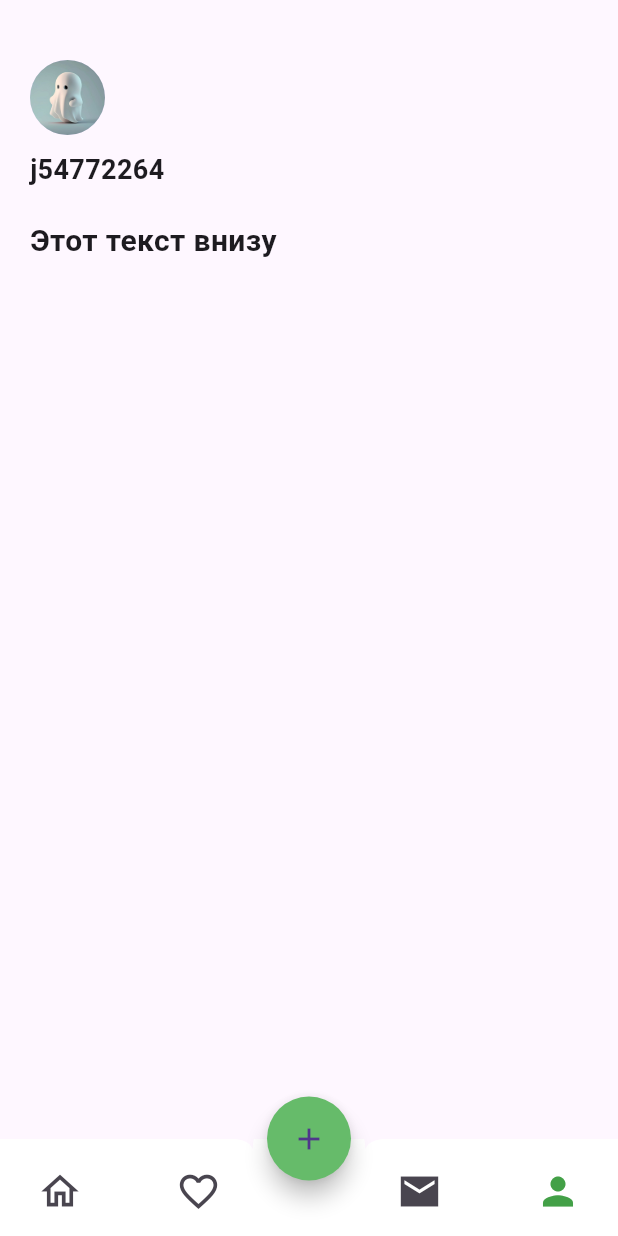
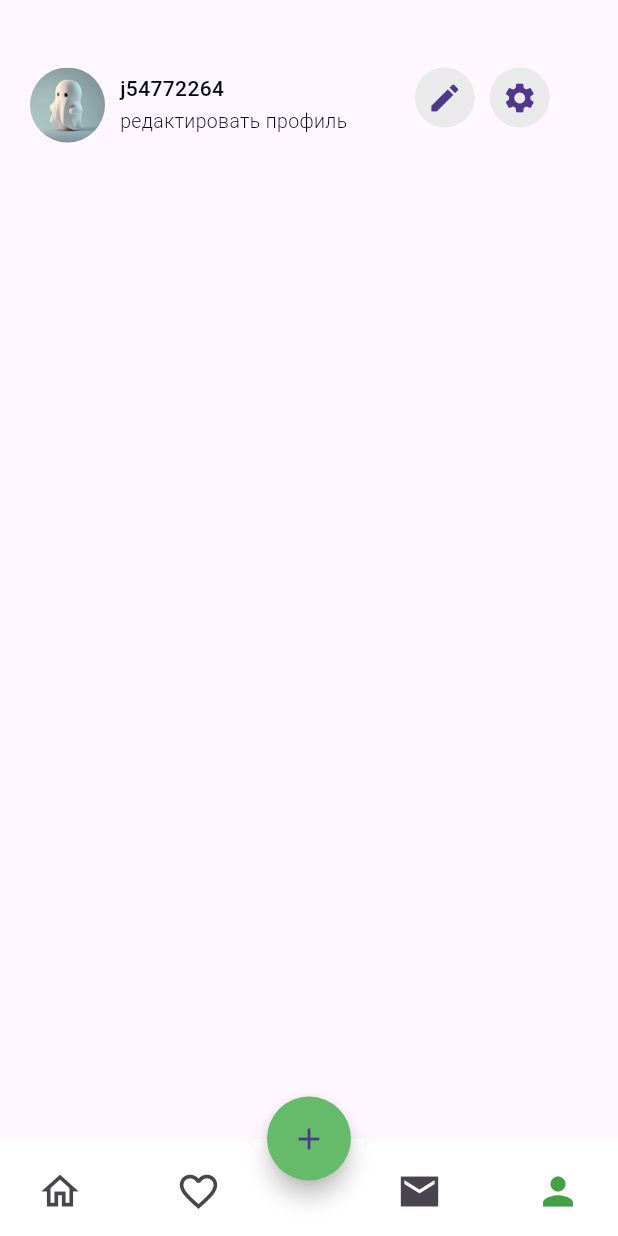
Before and after one commit to javlonjamaldinov/lalafo_flutter, a Flutter app: the screen it shows after launch, item 5 of the bottom bar chosen, on a phone screen of 412 x 824 dp. Run offline on Flutter 3.47's test engine with Material 3 defaults, Android fonts, the phone set to English and light mode, and no system bars.

Commit message:
added settings

```diff
--- a/lib/src/components/my_back_buttom.dart
+++ b/lib/src/components/my_back_buttom.dart
@@ -14,14 +14,14 @@ class MyBackButton extends StatelessWidget {
           height: 45,
           width: 50,
           decoration: BoxDecoration(
-            color: AppColors.lolgreyColor,
+            color: AppColors.whiteColor,
             borderRadius: BorderRadius.circular(12),
           ),
           padding: const EdgeInsets.all(10),
           child: const Center(
             child: Icon(
               Icons.arrow_back_ios,
-              color: AppColors.whiteColor,
+              color: AppColors.white,
             ),
           ),
         ),
--- a/lib/src/ui/page/profile_page.dart
+++ b/lib/src/ui/page/profile_page.dart
@@ -1,44 +1,85 @@
 import 'package:flutter/material.dart';
+import 'package:lalafo_flutter/src/data/local/settings_local.dart';
+import 'package:lalafo_flutter/src/ui/theme/my_color.dart';
 
 class ProfilePage extends StatelessWidget {
   const ProfilePage({
-    super.key,
-  });
+    Key? key,
+  }) : super(key: key);
 
   @override
   Widget build(BuildContext context) {
-    return const Scaffold(
+    return Scaffold(
       body: SingleChildScrollView(
         child: Column(
           crossAxisAlignment: CrossAxisAlignment.start,
           children: [
             Padding(
-              padding: EdgeInsets.only(top: 40, left: 20),
-              child: CircleAvatar(
+              padding: const EdgeInsets.only(top: 45, left: 20),
+              child: Row(
+                crossAxisAlignment: CrossAxisAlignment.start,
+                children: [
+                  CircleAvatar(
                     radius: 25,
                     backgroundImage: AssetImage('assets/images/Boo.jpg'),
                   ),
-            ),
-            SizedBox(height: 10),
+                  SizedBox(width: 10),
                   Padding(
-              padding: EdgeInsets.only(left: 20),
-              child: Text(
+                    padding: const EdgeInsets.only(top: 4),
+                    child: Column(
+                      crossAxisAlignment: CrossAxisAlignment.start,
+                      children: [
+                        Text(
                           "j54772264",
                           style: TextStyle(
-                  fontSize: 18,
-                  fontWeight: FontWeight.bold,
+                            fontSize: 14,
+                            color: AppColors.blakColor,
+                            fontWeight: FontWeight.w500,
                           ),
                         ),
+                        SizedBox(height: 2),
+                        Text(
+                          "редактировать профиль",
+                          style: TextStyle(
+                            fontSize: 13,
+                            color: AppColors.blakColor,
+                            fontWeight: FontWeight.w300,
                           ),
-            SizedBox(height: 20),
-            Padding(
-              padding: EdgeInsets.only(left: 20),
-              child: Text(
-                "Этот текст внизу",
-                style: TextStyle(
-                  fontSize: 20,
-                  fontWeight: FontWeight.bold,
                         ),
+                      ],
+                    ),
+                  ),
+                  SizedBox(width: 45),
+                  CircleAvatar(
+                    radius: 20,
+                    backgroundColor: AppColors.whiteColor,
+                    child: Icon(Icons.edit),
+                    // onTap: () {
+                    //   // Navigation logic for edit profile
+                    //   Navigator.of(context).push(
+                    //     MaterialPageRoute(
+                    //       builder: (context) => EditProfilePage(),
+                    //     ),
+                    //   );
+                    // },
+                  ),
+                  SizedBox(width: 10),
+                  GestureDetector(
+                    onTap: () {
+                      // Navigation logic for settings
+                      Navigator.of(context).push(
+                        MaterialPageRoute(
+                          builder: (context) => SettingsLocal(),
+                        ),
+                      );
+                    },
+                    child: CircleAvatar(
+                      radius: 20,
+                      backgroundColor: AppColors.whiteColor,
+                      child: Icon(Icons.settings),
+                    ),
+                  ),
+                ],
               ),
             ),
           ],
--- a/lib/src/ui/theme/my_color.dart
+++ b/lib/src/ui/theme/my_color.dart
@@ -10,4 +10,6 @@ class AppColors {
   static const Color blgreyColor = Color.fromARGB(255, 122, 122, 125);
   static const Color lolgreyColor = Color.fromARGB(255, 174, 175, 174);
   static const Color greenColor = Color.fromARGB(255, 158, 246, 95);
+  static const Color whiteaccentColor = Color.fromARGB(255, 250, 248, 248);
+  static const Color bgwhiteColor = Color.fromARGB(255, 250, 248, 248);
 }
```
Also changed, not shown: lib/src/data/local/my_text.dart (+14 -0 lines), lib/src/data/local/settings_local.dart (added, +94 -0 lines). Lines whose indentation alone changed are shown as unchanged.
